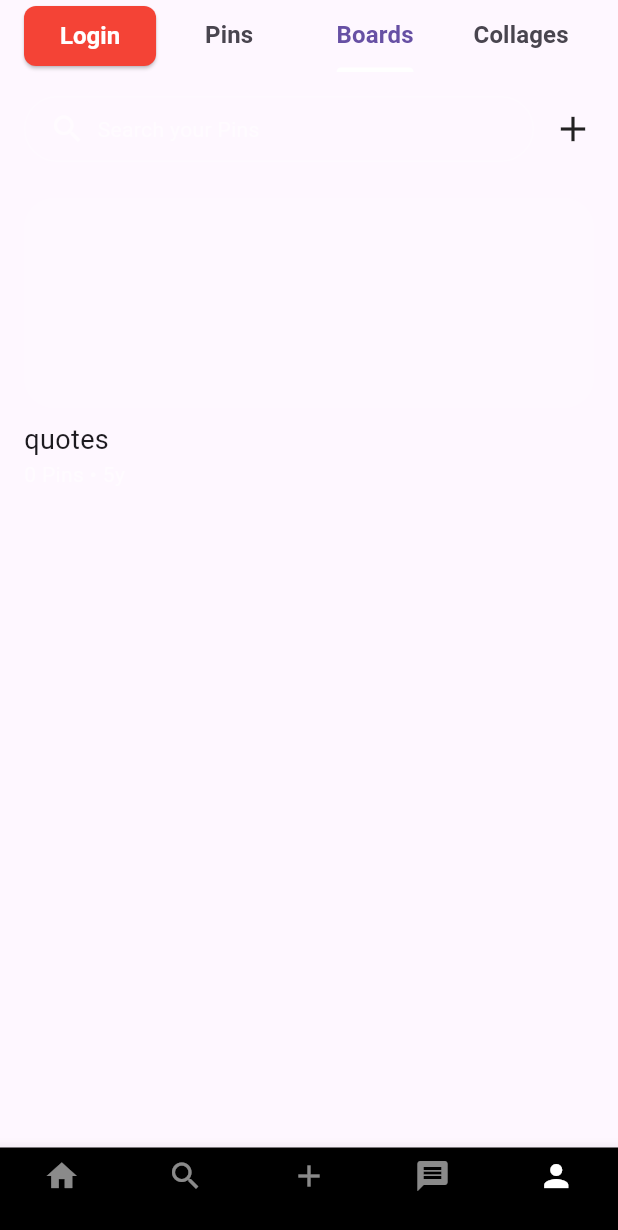
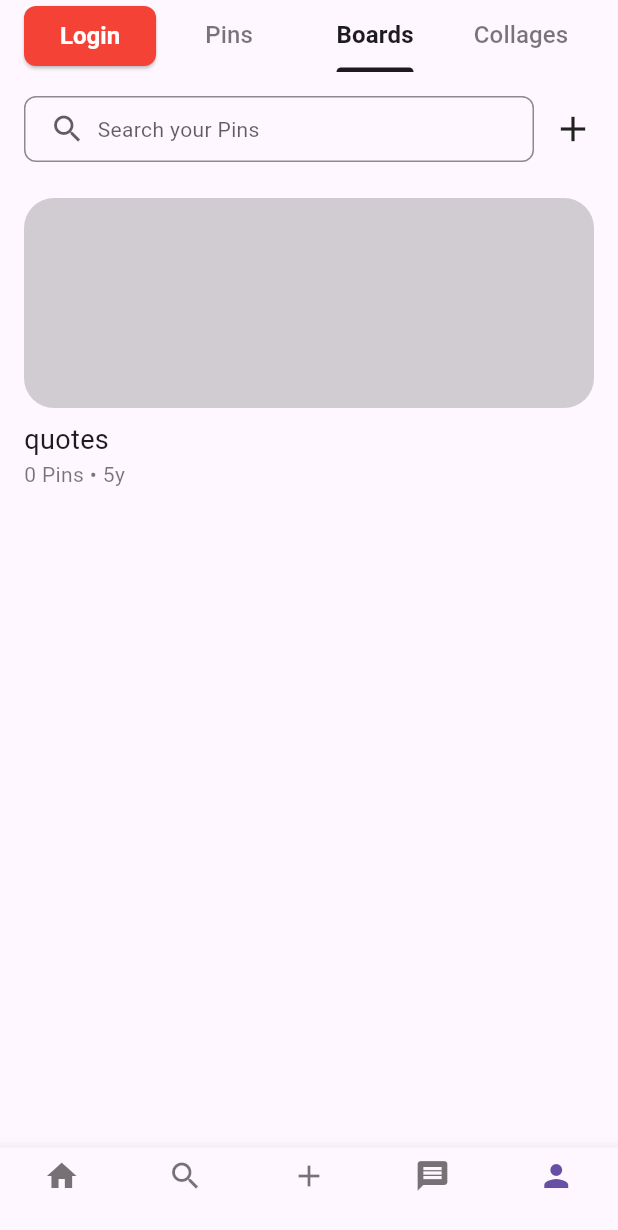
Before and after one commit to Ritex12in/pinterest-clone, a Flutter app: the ProfilePage screen opened by its route, tab 2 chosen, on a phone screen of 412 x 824 dp. Shown: the top 1230 px of the screen. Run offline on Flutter 3.47's test engine with Material 3 defaults, Android fonts, the phone set to English and light mode, and no system bars; our stand-ins replace cached_network_image, dio, flutter_native_splash, flutter_riverpod, go_router, shimmer; missing offline and left inert: clerk_flutter; network calls fail.

Commit message:
Fixing dark and light mode colors

```diff
--- a/lib/core/router/home_shell.dart
+++ b/lib/core/router/home_shell.dart
@@ -27,10 +27,6 @@ class HomeShell extends StatelessWidget {
       bottomNavigationBar: BottomNavigationBar(
         type: BottomNavigationBarType.fixed,
         currentIndex: currentIndex,
-        backgroundColor: Colors.black,
-
-        selectedItemColor: Colors.white,
-        unselectedItemColor: Colors.white54,
 
         onTap: (index) {
           if (index == 0) context.go(AppRoutes.feed);
--- a/lib/features/profile/presentation/pages/account_page.dart
+++ b/lib/features/profile/presentation/pages/account_page.dart
@@ -64,6 +64,7 @@ class _ProfileHeaderTile extends ConsumerWidget {
   @override
   Widget build(BuildContext context, WidgetRef ref) {
     final user = ref.watch(appUserProvider);
+    final textColor = Theme.of(context).textTheme.bodyLarge!.color;
     if (user == null) {
       return const SizedBox.shrink();
     }
@@ -83,9 +84,9 @@ class _ProfileHeaderTile extends ConsumerWidget {
         user.name,
         style: TextStyle(fontSize: 18, fontWeight: FontWeight.bold),
       ),
-      subtitle: const Text(
+      subtitle: Text(
         "View profile",
-        style: TextStyle(color: Colors.white54),
+        style: TextStyle(color: textColor?.withValues(alpha: 0.6)),
       ),
       trailing: const Icon(Icons.chevron_right),
       onTap: () {
--- a/lib/features/profile/presentation/pages/profile_page.dart
+++ b/lib/features/profile/presentation/pages/profile_page.dart
@@ -96,13 +96,19 @@ class _ProfileTabs extends StatelessWidget {
 
   @override
   Widget build(BuildContext context) {
-    return const TabBar(
-      indicatorColor: Colors.white,
+    final textColor = Theme.of(context).textTheme.bodyLarge!.color;
+    return TabBar(
+      indicatorColor: textColor,
       dividerColor: Colors.transparent,
       dividerHeight: 0,
       labelStyle: TextStyle(
         fontSize: 16,
         fontWeight: FontWeight.bold,
+        color: textColor
+      ),
+      unselectedLabelStyle: TextStyle(
+        fontSize: 16,
+        color: textColor?.withValues(alpha: 0.6)
       ),
       tabs: [
         Tab(text: "Pins"),
@@ -118,13 +124,14 @@ class _PinsTab extends StatelessWidget {
 
   @override
   Widget build(BuildContext context) {
+    final textColor = Theme.of(context).textTheme.bodyLarge!.color;
     return Center(
       child: Padding(
         padding: const EdgeInsets.all(24),
         child: Column(
           mainAxisAlignment: MainAxisAlignment.center,
           children: [
-            const Icon(Icons.push_pin, size: 100, color: Colors.white24),
+            Icon(Icons.push_pin, size: 100, color: textColor?.withValues(alpha: 0.5)),
             const SizedBox(height: 24),
             const Text(
               "Save what inspires you",
@@ -132,17 +139,18 @@ class _PinsTab extends StatelessWidget {
               textAlign: TextAlign.center,
             ),
             const SizedBox(height: 12),
-            const Text(
+            Text(
               "Saving Pins is Pinterest’s superpower. Browse Pins, save what you love, find them here to get inspired all over again.",
-              style: TextStyle(color: Colors.white70),
+              style: TextStyle(color: textColor?.withValues(alpha: 0.7)),
               textAlign: TextAlign.center,
             ),
             const SizedBox(height: 24),
             ElevatedButton(
               style: ElevatedButton.styleFrom(
                 backgroundColor: Colors.red,
+                foregroundColor: Colors.white,
                 shape: RoundedRectangleBorder(
-                  borderRadius: BorderRadius.circular(24),
+                  borderRadius: BorderRadius.circular(16),
                 ),
                 padding: const EdgeInsets.symmetric(horizontal: 24, vertical: 12),
               ),
@@ -161,6 +169,7 @@ class _BoardsTab extends StatelessWidget {
 
   @override
   Widget build(BuildContext context) {
+    final textColor = Theme.of(context).textTheme.bodyLarge!.color;
     return ListView(
       padding: const EdgeInsets.all(16),
       children: [
@@ -170,15 +179,15 @@ class _BoardsTab extends StatelessWidget {
               child: Container(
                 height: 44,
                 decoration: BoxDecoration(
-                  borderRadius: BorderRadius.circular(24),
-                  border: Border.all(color: Colors.white24),
+                  borderRadius: BorderRadius.circular(8),
+                  border: Border.all(color: textColor!.withValues(alpha: 0.5)),
                 ),
                 padding: const EdgeInsets.symmetric(horizontal: 16),
-                child: const Row(
+                child: Row(
                   children: [
-                    Icon(Icons.search, color: Colors.white54),
+                    Icon(Icons.search, color: textColor.withValues(alpha: 0.7)),
                     SizedBox(width: 8),
-                    Text("Search your Pins", style: TextStyle(color: Colors.white54)),
+                    Text("Search your Pins", style: TextStyle(color: textColor.withValues(alpha: 0.7))),
                   ],
                 ),
               ),
@@ -192,13 +201,13 @@ class _BoardsTab extends StatelessWidget {
         Container(
           height: 140,
           decoration: BoxDecoration(
-            color: Colors.white12,
+            color: textColor.withValues(alpha: 0.2),
             borderRadius: BorderRadius.circular(20),
           ),
         ),
         const SizedBox(height: 8),
         const Text("quotes", style: TextStyle(fontSize: 18)),
-        const Text("0 Pins • 5y", style: TextStyle(color: Colors.white54)),
+        Text("0 Pins • 5y", style: TextStyle(color: textColor.withValues(alpha: 0.6))),
       ],
     );
   }
@@ -209,30 +218,32 @@ class _CollagesTab extends StatelessWidget {
 
   @override
   Widget build(BuildContext context) {
+    final textColor = Theme.of(context).textTheme.bodyLarge!.color;
     return Center(
       child: Padding(
         padding: const EdgeInsets.all(24),
         child: Column(
           mainAxisAlignment: MainAxisAlignment.center,
           children: [
-            const Icon(Icons.content_cut, size: 120, color: Colors.white24),
+            Icon(Icons.content_cut, size: 120, color: textColor?.withValues(alpha: 0.5)),
             const SizedBox(height: 24),
             const Text(
               "Make your first collage",
               style: TextStyle(fontSize: 22, fontWeight: FontWeight.bold),
             ),
             const SizedBox(height: 12),
-            const Text(
+            Text(
               "Snip-and-paste the best parts of your favorite Pins to create something completely new.",
               textAlign: TextAlign.center,
-              style: TextStyle(color: Colors.white70),
+              style: TextStyle(color: textColor?.withValues(alpha: 0.7)),
             ),
             const SizedBox(height: 24),
             ElevatedButton(
               style: ElevatedButton.styleFrom(
                 backgroundColor: Colors.red,
+                foregroundColor: Colors.white,
                 shape: RoundedRectangleBorder(
-                  borderRadius: BorderRadius.circular(24),
+                  borderRadius: BorderRadius.circular(16),
                 ),
               ),
               onPressed: () {},
```
Also changed, not shown: lib/features/message/presentation/pages/messages_page.dart (+15 -12 lines), lib/features/pin_detail/presentation/pages/pin_detail_page.dart (+21 -21 lines), lib/features/search/presentation/pages/search_home_page.dart (+38 -7 lines), lib/features/search/presentation/pages/search_input_page.dart (+9 -6 lines), lib/features/search/presentation/pages/search_results_page.dart (+8 -10 lines), assets/images/notify1.jpg (added), assets/images/notify2.jpg (added), assets/images/notify3.jpg (added), assets/images/notify4.jpg (added), assets/images/notify5.jpg (added), assets/images/notify6.jpg (added).
